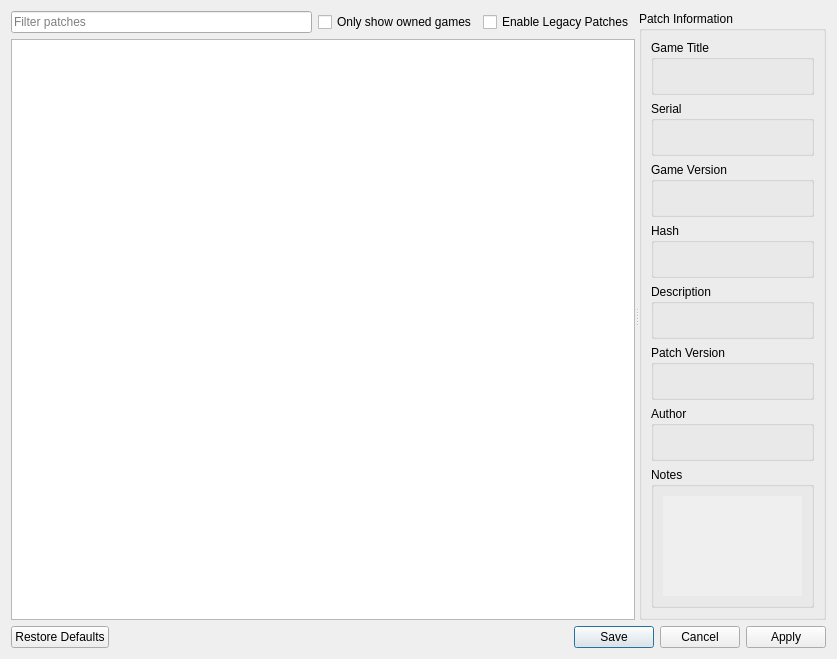
Above: rpcs3/rpcs3qt/patch_manager_dialog.ui from RPCS3/rpcs3 before the change. Below: the same form after it.
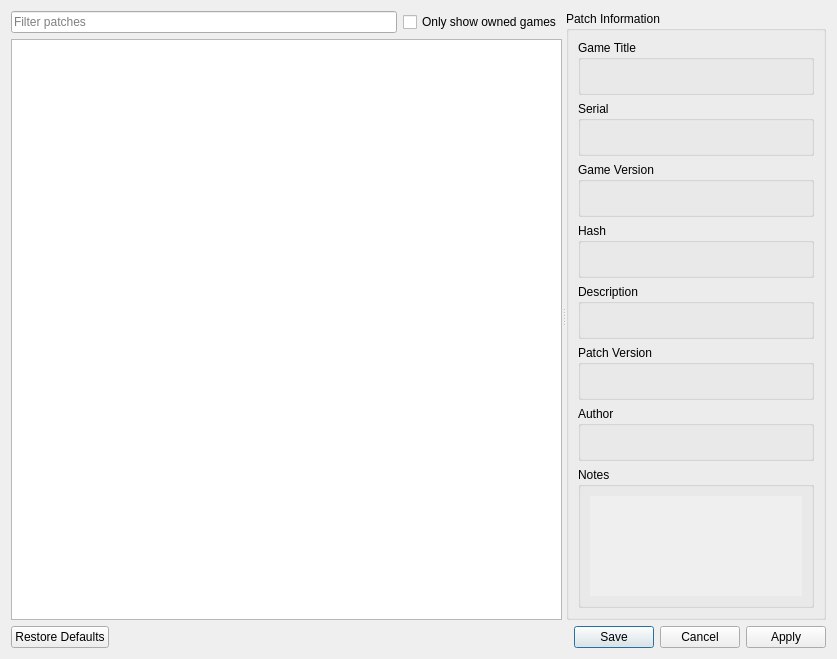
That is the form after the change.

Commit message: Remove legacy patch support

```diff
--- a/rpcs3/rpcs3qt/patch_manager_dialog.ui
+++ b/rpcs3/rpcs3qt/patch_manager_dialog.ui
@@ -46,13 +46,6 @@
            </property>
           </widget>
          </item>
-         <item>
-          <widget class="QCheckBox" name="cb_enable_legacy_patches">
-           <property name="text">
-            <string>Enable Legacy Patches</string>
-           </property>
-          </widget>
-         </item>
         </layout>
        </item>
        <item>
```
The commit also changes 4 other files.
